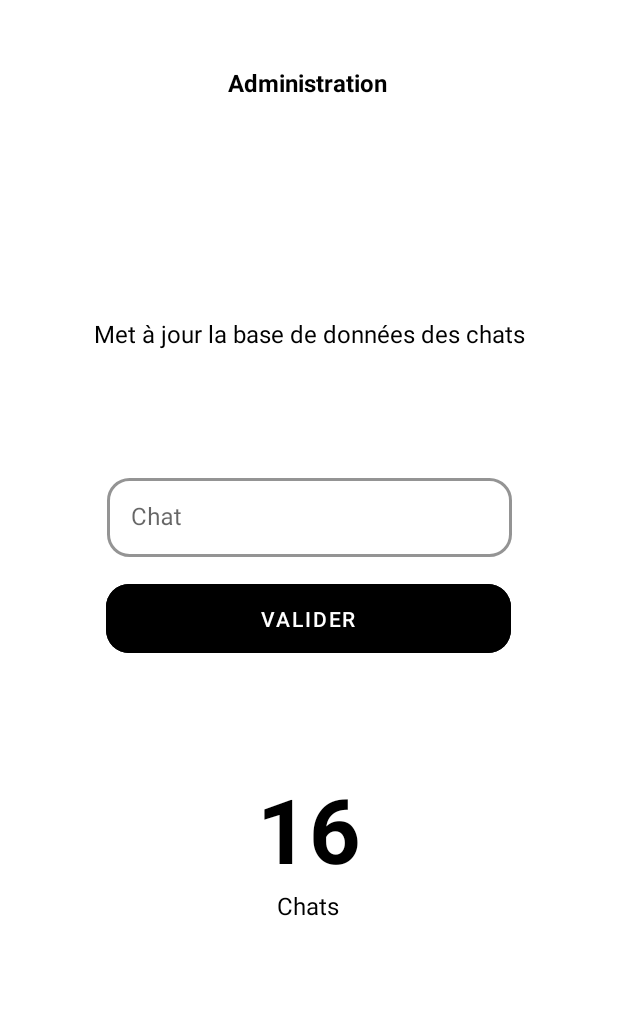
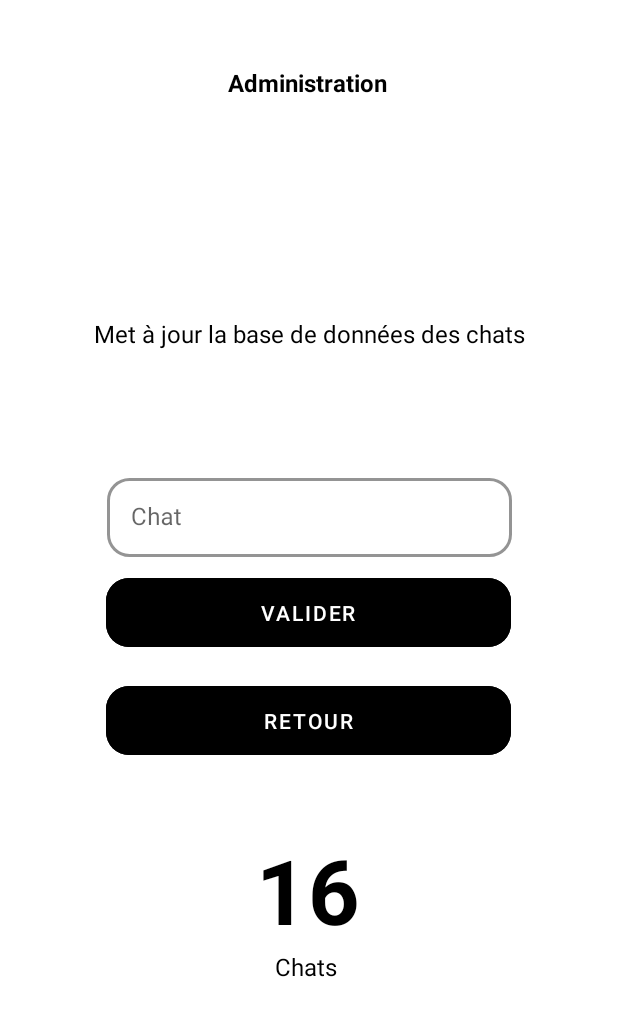
Before and after one commit to LoanCB/Projet_android, an Android app: the AdminFragment screen opened through its navigation route, on a phone screen of 412 x 824 dp. Shown: the top 1016 px of the screen. Run offline under Robolectric (Android 15) with nearby library versions, the phone set to English and light mode, and no system bars.

Commit message:
add new button to back on home from admin

```diff
--- a/app/src/main/java/com/formation/sciencesufinalapp/ui/admin/AdminFragment.kt
+++ b/app/src/main/java/com/formation/sciencesufinalapp/ui/admin/AdminFragment.kt
@@ -7,7 +7,9 @@ import android.view.LayoutInflater
 import android.view.View
 import android.view.ViewGroup
 import androidx.fragment.app.activityViewModels
+import androidx.navigation.findNavController
 import com.formation.sciencesufinalapp.databinding.FragmentAdminBinding
+import com.formation.sciencesufinalapp.ui.home.HomeFragmentDirections
 
 // TODO: Rename parameter arguments, choose names that match
 // the fragment initialization parameters, e.g. ARG_ITEM_NUMBER
@@ -47,6 +49,11 @@ class AdminFragment : Fragment() {
 
     override fun onViewCreated(view: View, savedInstanceState: Bundle?) {
         binding!!.sumOfCats.text = "${viewModel.allWordsList.size}"
+
+        binding!!.backToHome.setOnClickListener {
+            val action = AdminFragmentDirections.actionAdminFragmentToHomeFragment()
+            view.findNavController().navigate(action)
+        }
     }
 
     companion object {
--- a/app/src/main/res/layout/fragment_admin.xml
+++ b/app/src/main/res/layout/fragment_admin.xml
@@ -58,16 +58,31 @@
         style="?attr/materialButtonOutlinedStyle"
         android:layout_width="270dp"
         android:layout_height="58dp"
+        android:layout_marginTop="8dp"
         android:backgroundTint="#000000"
         android:text="@string/valider"
         android:textColor="@color/white"
         app:cornerRadius="15dp"
-        app:layout_constraintBottom_toBottomOf="parent"
         app:layout_constraintEnd_toEndOf="parent"
         app:layout_constraintHorizontal_bias="0.496"
         app:layout_constraintStart_toStartOf="parent"
-        app:layout_constraintTop_toBottomOf="@+id/textInputLayout"
-        app:layout_constraintVertical_bias="0.031" />
+        app:layout_constraintTop_toBottomOf="@+id/textInputLayout" />
+
+    <Button
+        android:id="@+id/backToHome"
+        style="?attr/materialButtonOutlinedStyle"
+        android:layout_width="270dp"
+        android:layout_height="58dp"
+        android:backgroundTint="#000000"
+        android:text="Retour"
+        android:textColor="@color/white"
+        app:cornerRadius="15dp"
+        app:layout_constraintBottom_toBottomOf="@+id/underNumber"
+        app:layout_constraintEnd_toEndOf="parent"
+        app:layout_constraintHorizontal_bias="0.496"
+        app:layout_constraintStart_toStartOf="parent"
+        app:layout_constraintTop_toBottomOf="@+id/outlinedButton"
+        app:layout_constraintVertical_bias="0.089" />
 
     <TextView
         android:id="@+id/textView2"
@@ -85,15 +100,16 @@
         android:id="@+id/sumOfCats"
         android:layout_width="wrap_content"
         android:layout_height="wrap_content"
-        android:text="34"
+        android:text="X"
         android:textColor="#000000"
         android:textSize="60sp"
         android:textStyle="bold"
         app:layout_constraintBottom_toBottomOf="parent"
         app:layout_constraintEnd_toEndOf="parent"
+        app:layout_constraintHorizontal_bias="0.498"
         app:layout_constraintStart_toStartOf="parent"
         app:layout_constraintTop_toBottomOf="@+id/outlinedButton"
-        app:layout_constraintVertical_bias="0.233" />
+        app:layout_constraintVertical_bias="0.377" />
 
     <TextView
         android:id="@+id/underNumber"
@@ -104,7 +120,7 @@
         android:textSize="16sp"
         app:layout_constraintBottom_toBottomOf="parent"
         app:layout_constraintEnd_toEndOf="parent"
-        app:layout_constraintHorizontal_bias="0.498"
+        app:layout_constraintHorizontal_bias="0.495"
         app:layout_constraintStart_toStartOf="parent"
         app:layout_constraintTop_toBottomOf="@+id/sumOfCats"
         app:layout_constraintVertical_bias="0.0" />
--- a/app/src/main/res/navigation/nav_graph.xml
+++ b/app/src/main/res/navigation/nav_graph.xml
@@ -44,7 +44,11 @@
         android:id="@+id/adminFragment"
         android:name="com.formation.sciencesufinalapp.ui.admin.AdminFragment"
         android:label="fragment_admin"
-        tools:layout="@layout/fragment_admin" />
+        tools:layout="@layout/fragment_admin" >
+        <action
+            android:id="@+id/action_adminFragment_to_homeFragment"
+            app:destination="@id/homeFragment" />
+    </fragment>
     <fragment
         android:id="@+id/rankFragment"
         android:name="com.formation.sciencesufinalapp.ui.rank.RankFragment"
```
